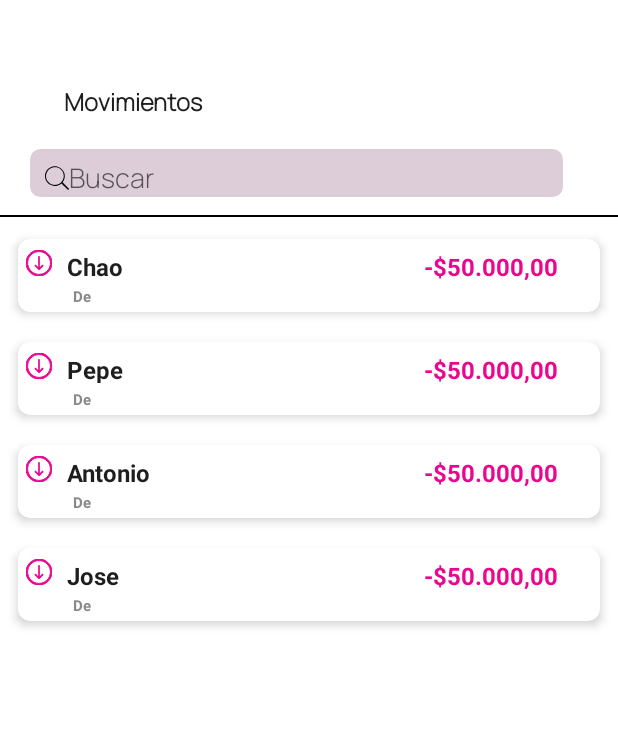
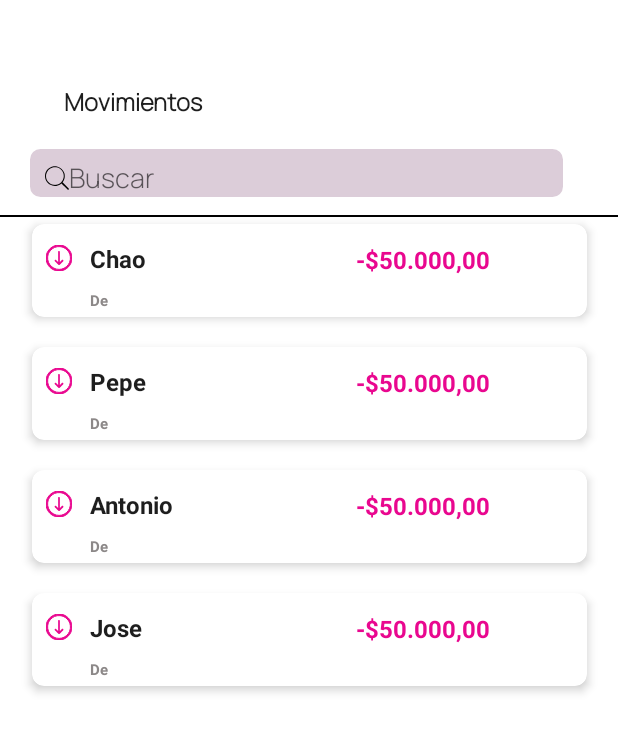
Before and after one commit to JhonmaSG/ClonNeking, an Android app: the screen it shows after launch (historial), on a phone screen of 412 x 824 dp. Shown: the top 732 px of the screen. Run offline under Robolectric (Android 15) with nearby library versions, the phone set to English and light mode, and no system bars.

Commit message:
Agregamiento de logica de ruta,adecuacion de diseño de comprobantes

```diff
--- a/app/src/main/AndroidManifest.xml
+++ b/app/src/main/AndroidManifest.xml
@@ -13,7 +13,7 @@
         android:theme="@style/Base.Theme.Neking_Light"
         tools:targetApi="31">
         <activity
-            android:name=".detaller_historico_r"
+            android:name=".detalle_historico_r"
             android:label="@string/empty_string"
             android:theme="@style/Base.Theme.Neking_Light"
             android:exported="true"/>
--- a/app/src/main/java/com/example/neking/conexion_lista.kt
+++ b/app/src/main/java/com/example/neking/conexion_lista.kt
@@ -1,15 +1,18 @@
 package com.example.neking
 
+import android.content.Intent
 import android.view.LayoutInflater
 import android.view.View
 import android.view.ViewGroup
 import android.widget.TextView
+import androidx.cardview.widget.CardView
 import androidx.recyclerview.widget.RecyclerView
 
-class conexion_lista(val listaComprobantes: List<lista_comprobantes>) : RecyclerView.Adapter<conexion_lista.ViewHolder>(){
+class conexion_lista(val listaComprobantes: List<lista_comprobantes>) :
+    RecyclerView.Adapter<conexion_lista.ViewHolder>() {
 
     override fun onCreateViewHolder(parent: ViewGroup, viewType: Int): ViewHolder {
-        val vista = LayoutInflater.from(parent.context).inflate(R.layout.prueba, parent, false)
+        val vista = LayoutInflater.from(parent.context).inflate(R.layout.comprobante_retiro, parent, false)
         return ViewHolder(vista)
     }
 
@@ -23,11 +26,15 @@ class conexion_lista(val listaComprobantes: List<lista_comprobantes>) : Recycler
         return listaComprobantes.size
     }
 
-
-    class ViewHolder(itemView: View) : RecyclerView.ViewHolder(itemView){
+    inner class ViewHolder(itemView: View) : RecyclerView.ViewHolder(itemView) {
         var nombre: TextView = itemView.findViewById(R.id.nombre_user_h_r)
         var estado: TextView = itemView.findViewById(R.id.estado_user_h_r)
         var valor: TextView = itemView.findViewById(R.id.valor_user_h_c)
-
+        init {
+            itemView.setOnClickListener {
+                val intent = Intent(itemView.context, detalle_historico_r::class.java)
+                itemView.context.startActivity(intent)
+            }
+        }
+        }
     }
-}
--- a/app/src/main/java/com/example/neking/detaller_historico_r.kt
+++ b/app/src/main/java/com/example/neking/detalle_historico_r.kt
@@ -6,7 +6,7 @@ import android.widget.ImageView
 import androidx.activity.enableEdgeToEdge
 import androidx.appcompat.app.AppCompatActivity
 
-class detaller_historico_r : AppCompatActivity() {
+class detalle_historico_r : AppCompatActivity() {
     override fun onCreate(savedInstanceState: Bundle?) {
         super.onCreate(savedInstanceState)
         enableEdgeToEdge()
--- a/app/src/main/java/com/example/neking/historial.kt
+++ b/app/src/main/java/com/example/neking/historial.kt
@@ -2,8 +2,7 @@ package com.example.neking
 
 import android.content.Intent
 import android.os.Bundle
-import android.widget.Button
-import android.widget.ImageView
+import android.widget.Toast
 import androidx.activity.enableEdgeToEdge
 import androidx.appcompat.app.AppCompatActivity
 import androidx.recyclerview.widget.LinearLayoutManager
@@ -11,15 +10,19 @@ import androidx.recyclerview.widget.RecyclerView
 
 
 class historial : AppCompatActivity() {
+    private lateinit var onClickListener: (Int) -> Unit
     override fun onCreate(savedInstanceState: Bundle?) {
         super.onCreate(savedInstanceState)
         enableEdgeToEdge()
         setContentView(R.layout.historial)
-        /**val btn_regresar : Button = findViewById(R.id.chao)
+        /**
+        val btn_regresar : Button = findViewById(R.id.chao)
         btn_regresar.setOnClickListener {
             val intent = Intent(this, detalle_historico_c::class.java)
             startActivity(intent)
         }**/
+
+
         var rv_comprobantes: RecyclerView = findViewById(R.id.recycle_v_e)
         rv_comprobantes.layoutManager = LinearLayoutManager(this)
 
@@ -31,6 +34,5 @@ class historial : AppCompatActivity() {
 
         rv_comprobantes.adapter = conexion_lista(listaComprobantes)
 
-
     }
 }
--- a/app/src/main/res/layout/comprobante_retiro.xml
+++ b/app/src/main/res/layout/comprobante_retiro.xml
@@ -1,31 +1,48 @@
 <?xml version="1.0" encoding="utf-8"?>
-<androidx.constraintlayout.widget.ConstraintLayout xmlns:android="http://schemas.android.com/apk/res/android"
+<androidx.cardview.widget.CardView
+    xmlns:android="http://schemas.android.com/apk/res/android"
     xmlns:app="http://schemas.android.com/apk/res-auto"
     xmlns:tools="http://schemas.android.com/tools"
     android:layout_width="match_parent"
-    android:layout_height="match_parent"
-    android:backgroundTint="#E9078F"
-    android:foregroundTint="#FFFFFF">
+    android:layout_height="wrap_content"
+    android:layout_margin="10dp"
+    android:animateLayoutChanges="true"
+    android:visibility="visible"
+    app:cardBackgroundColor="#FFFFFF"
+    app:cardCornerRadius="8dp"
+    app:cardElevation="4dp">
+
+
+        <androidx.constraintlayout.widget.ConstraintLayout
+            android:id="@+id/recuadro_compro_r"
+            android:layout_width="match_parent"
+            android:layout_height="62dp"
+            android:orientation="horizontal"
+            android:paddingStart="3dp"
+            android:paddingTop="7dp"
+            android:paddingBottom="3dp">
+
 
             <ImageView
                 android:id="@+id/flecha_abajo_compro_r"
-        android:layout_width="35dp"
-        android:layout_height="32dp"
-        android:layout_marginStart="8dp"
+                android:layout_width="21dp"
+                android:layout_height="17dp"
+                android:layout_marginStart="4dp"
                 android:background="#FFFFFF"
                 app:layout_constraintBottom_toBottomOf="@+id/recuadro_compro_r"
                 app:layout_constraintStart_toStartOf="@+id/recuadro_compro_r"
                 app:layout_constraintTop_toTopOf="@+id/recuadro_compro_r"
+                app:layout_constraintVertical_bias="0.187"
                 app:srcCompat="@drawable/flecha_hacia_abajo" />
 
             <TextView
                 android:id="@+id/nombre_user_h_r"
-        android:layout_width="158dp"
-        android:layout_height="29dp"
+                android:layout_width="177dp"
+                android:layout_height="28dp"
                 android:layout_marginStart="10dp"
                 android:text="Chao"
                 android:textColor="#1E1E1E"
-        android:textSize="24sp"
+                android:textSize="16sp"
                 android:textStyle="bold"
                 app:layout_constraintBottom_toBottomOf="parent"
                 app:layout_constraintStart_toEndOf="@+id/flecha_abajo_compro_r"
@@ -36,40 +53,29 @@
                 android:id="@+id/estado_user_h_r"
                 android:layout_width="wrap_content"
                 android:layout_height="wrap_content"
-        android:layout_marginTop="16dp"
+                android:layout_marginTop="4dp"
                 android:text="De"
-        android:textSize="14sp"
+                android:textColor="#8C8888"
+                android:textSize="10sp"
                 android:textStyle="bold"
                 app:layout_constraintStart_toStartOf="@+id/nombre_user_h_r"
                 app:layout_constraintTop_toBottomOf="@+id/nombre_user_h_r" />
 
             <TextView
                 android:id="@+id/valor_user_h_c"
-        android:layout_width="wrap_content"
-        android:layout_height="wrap_content"
+                android:layout_width="154dp"
+                android:layout_height="26dp"
                 android:text="-$50.000,00"
                 android:textColor="#E9078F"
-        android:textSize="24sp"
+                android:textSize="16sp"
                 android:textStyle="bold"
                 app:layout_constraintBottom_toBottomOf="parent"
                 app:layout_constraintEnd_toEndOf="parent"
-        app:layout_constraintHorizontal_bias="0.26"
+                app:layout_constraintHorizontal_bias="0.466"
                 app:layout_constraintStart_toEndOf="@+id/nombre_user_h_r"
                 app:layout_constraintTop_toTopOf="parent"
-        app:layout_constraintVertical_bias="0.216" />
+                app:layout_constraintVertical_bias="0.218" />
 
-    <FrameLayout
-        android:id="@+id/recuadro_compro_r"
-        android:layout_width="399dp"
-        android:layout_height="82dp"
-        android:layout_marginStart="12dp"
-        android:layout_marginTop="152dp"
-        android:layout_marginEnd="16dp"
-        android:layout_marginBottom="657dp"
-        app:layout_constraintBottom_toBottomOf="parent"
-        app:layout_constraintEnd_toEndOf="parent"
-        app:layout_constraintStart_toStartOf="parent"
-        app:layout_constraintTop_toTopOf="parent">
+</androidx.constraintlayout.widget.ConstraintLayout>
 
-    </FrameLayout>
-</androidx.constraintlayout.widget.ConstraintLayout>
+</androidx.cardview.widget.CardView>
--- a/app/src/main/res/layout/prueba.xml
+++ /dev/null
@@ -1,84 +0,0 @@
-<?xml version="1.0" encoding="utf-8"?>
-<androidx.cardview.widget.CardView
-    xmlns:android="http://schemas.android.com/apk/res/android"
-    xmlns:app="http://schemas.android.com/apk/res-auto"
-    xmlns:tools="http://schemas.android.com/tools"
-    android:layout_width="match_parent"
-    android:layout_height="wrap_content"
-    android:layout_margin="10dp"
-    android:animateLayoutChanges="true"
-    app:cardBackgroundColor="#FFFFFF"
-    app:cardCornerRadius="8dp"
-    app:cardElevation="4dp">
-
-    <androidx.constraintlayout.widget.ConstraintLayout
-        android:layout_width="match_parent"
-        android:layout_height="match_parent"
-        android:orientation="horizontal"
-        android:paddingStart="3dp"
-        android:paddingTop="7dp"
-        android:paddingBottom="3dp">
-
-        <ImageView
-            android:id="@+id/flecha_abajo_compro_r"
-            android:layout_width="21dp"
-            android:layout_height="17dp"
-            android:layout_marginBottom="3dp"
-            android:background="#FFFFFF"
-            app:layout_constraintBottom_toBottomOf="parent"
-            app:layout_constraintTop_toTopOf="parent"
-            app:layout_constraintVertical_bias="0.0"
-            app:srcCompat="@drawable/flecha_hacia_abajo"
-            tools:layout_editor_absoluteX="5dp" />
-
-        <TextView
-            android:id="@+id/estado_user_h_r"
-            android:layout_width="34dp"
-            android:layout_height="wrap_content"
-            android:layout_marginTop="4dp"
-            android:layout_weight="10"
-            android:paddingBottom="-1dp"
-            android:text="De"
-            android:textColor="#8C8888"
-            android:textSize="10sp"
-            android:textStyle="bold"
-            app:layout_constraintEnd_toEndOf="@+id/nombre_user_h_r"
-            app:layout_constraintHorizontal_bias="0.161"
-            app:layout_constraintStart_toStartOf="parent"
-            app:layout_constraintTop_toBottomOf="@+id/nombre_user_h_r" />
-
-        <TextView
-            android:id="@+id/nombre_user_h_r"
-            android:layout_width="210dp"
-            android:layout_height="20dp"
-            android:layout_marginStart="8dp"
-            android:padding="0dp"
-            android:paddingTop="5dp"
-            android:text="Chao"
-            android:textColor="#1E1E1E"
-            android:textSize="16sp"
-            android:textStyle="bold"
-            app:layout_constraintBottom_toBottomOf="parent"
-            app:layout_constraintStart_toEndOf="@+id/flecha_abajo_compro_r"
-            app:layout_constraintTop_toTopOf="parent"
-            app:layout_constraintVertical_bias="0.0" />
-
-        <TextView
-            android:id="@+id/valor_user_h_c"
-            android:layout_width="145dp"
-            android:layout_height="wrap_content"
-            android:text="-$50.000,00"
-            android:textAlignment="center"
-            android:textColor="#E9078F"
-            android:textSize="16sp"
-            android:textStyle="bold"
-            app:layout_constraintBottom_toBottomOf="parent"
-            app:layout_constraintEnd_toEndOf="parent"
-            app:layout_constraintHorizontal_bias="1.0"
-            app:layout_constraintStart_toEndOf="@+id/nombre_user_h_r"
-            app:layout_constraintTop_toTopOf="parent"
-            app:layout_constraintVertical_bias="0.0" />
-
-    </androidx.constraintlayout.widget.ConstraintLayout>
-
-</androidx.cardview.widget.CardView>
```
Also changed, not shown: app/src/main/java/com/example/neking/comprobante_retiro.kt (added, +17 -0 lines), app/src/main/res/layout/comprobante_consigna.xml (+32 -36 lines). Lines whose indentation alone changed are shown as unchanged.
